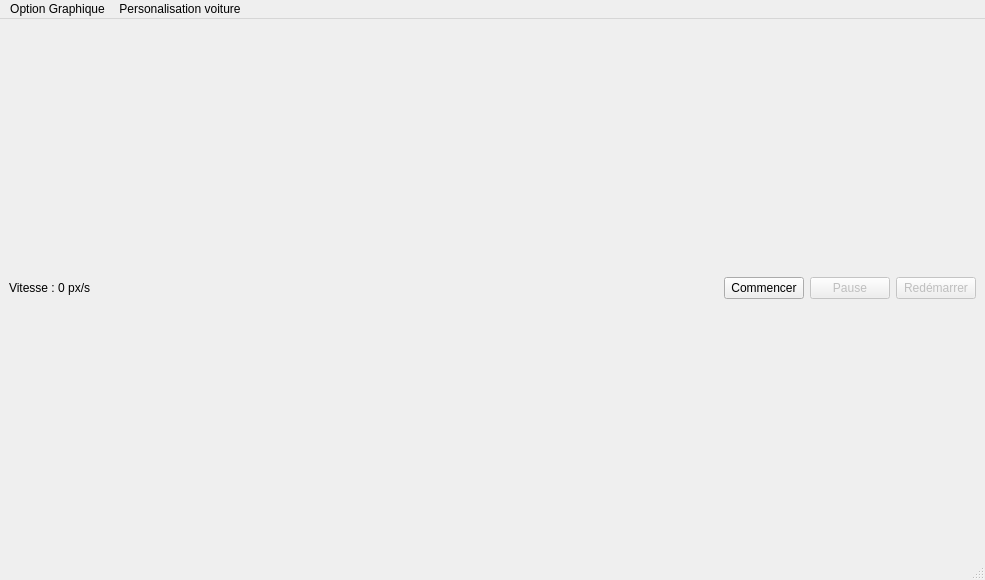
aubinJonah/TP4_info3, file view/ui/physique.ui: the form before one commit.
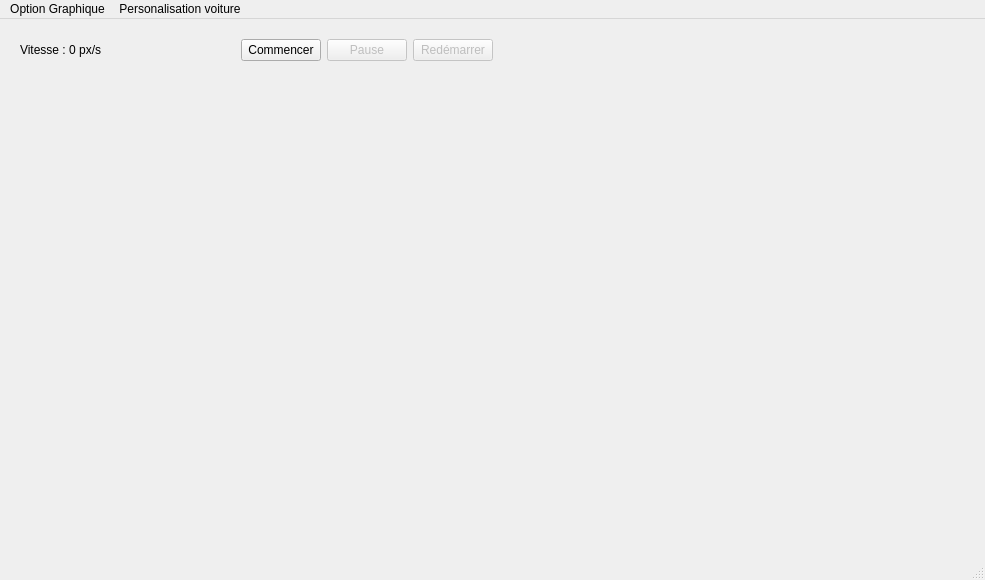
The form after the commit.

Commit message: Ajout de la fonctionalité pour la dock window

Patch:
```diff
--- a/view/ui/physique.ui
+++ b/view/ui/physique.ui
@@ -14,15 +14,33 @@
    <string>MainWindow</string>
   </property>
   <widget class="QWidget" name="centralwidget">
-   <layout class="QVBoxLayout" name="verticalLayout">
-    <item>
-     <layout class="QVBoxLayout" name="layout">
-      <property name="sizeConstraint">
-       <enum>QLayout::SetDefaultConstraint</enum>
+   <layout class="QGridLayout" name="gridLayout">
+    <property name="leftMargin">
+     <number>20</number>
+    </property>
+    <property name="topMargin">
+     <number>20</number>
+    </property>
+    <property name="rightMargin">
+     <number>20</number>
+    </property>
+    <property name="bottomMargin">
+     <number>20</number>
+    </property>
+    <item row="2" column="0">
+     <spacer name="verticalSpacer">
+      <property name="orientation">
+       <enum>Qt::Vertical</enum>
       </property>
-     </layout>
+      <property name="sizeHint" stdset="0">
+       <size>
+        <width>20</width>
+        <height>40</height>
+       </size>
+      </property>
+     </spacer>
     </item>
-    <item>
+    <item row="1" column="0">
      <layout class="QHBoxLayout" name="horizontalLayout">
       <item>
        <widget class="QLabel" name="CompteurVitesse">
@@ -73,6 +91,26 @@
       </item>
      </layout>
     </item>
+    <item row="0" column="0">
+     <layout class="QVBoxLayout" name="layout">
+      <property name="sizeConstraint">
+       <enum>QLayout::SetDefaultConstraint</enum>
+      </property>
+     </layout>
+    </item>
+    <item row="1" column="1">
+     <spacer name="horizontalSpacer_2">
+      <property name="orientation">
+       <enum>Qt::Horizontal</enum>
+      </property>
+      <property name="sizeHint" stdset="0">
+       <size>
+        <width>40</width>
+        <height>20</height>
+       </size>
+      </property>
+     </spacer>
+    </item>
    </layout>
   </widget>
   <widget class="QMenuBar" name="menubar">
```
The commit also changes 4 other files.
